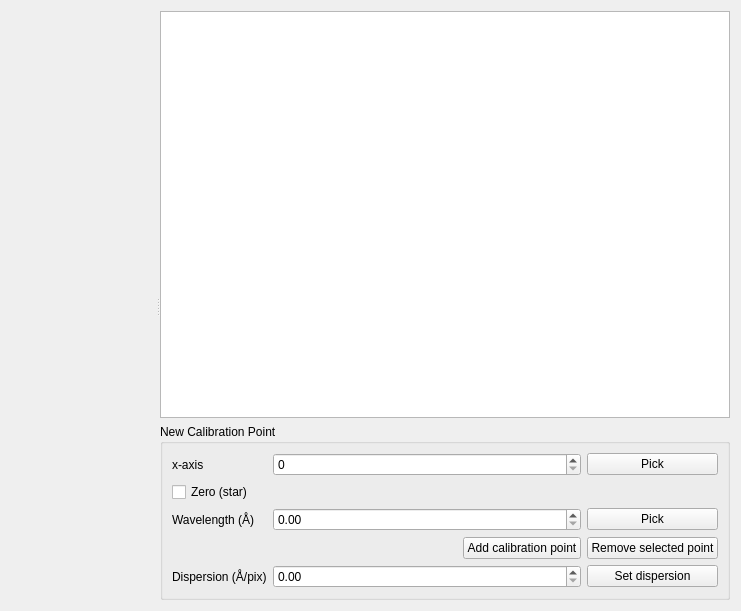
Before: the Qt Designer form calibrate_spectrum.ui in GuLinux/PySpectrum, drawn with Qt 5.
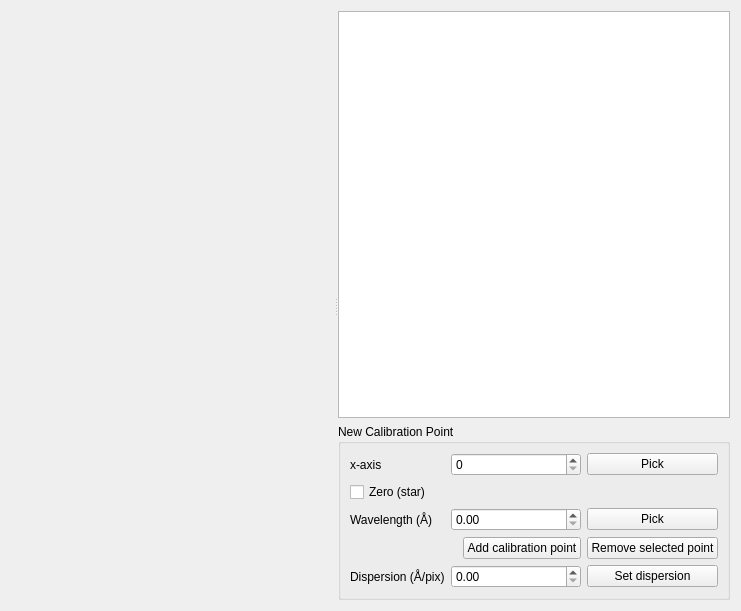
After: the same form once the commit is applied. Icons and pictures are not drawn.

```diff
--- a/calibrate_spectrum.ui
+++ b/calibrate_spectrum.ui
@@ -22,7 +22,7 @@
      <widget class="QWidget" name="spectrum_plot_widget" native="true">
       <property name="sizePolicy">
        <sizepolicy hsizetype="Expanding" vsizetype="Preferred">
-        <horstretch>0</horstretch>
+        <horstretch>1</horstretch>
         <verstretch>0</verstretch>
        </sizepolicy>
       </property>
```
